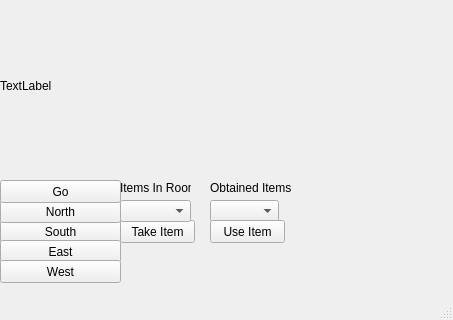
kevm123/MoynoonanQT, file mainwindow.ui: the form before one commit; both pictures show x 0 to 453 and y 167 to 487 of the 453 by 487 pixel window.
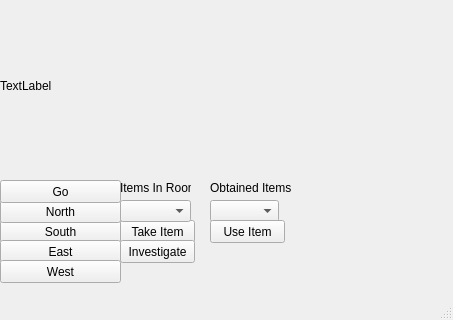
The form after the commit.

Diff of the .ui file:
```diff
--- a/mainwindow.ui
+++ b/mainwindow.ui
@@ -180,6 +180,19 @@
      <string>Go</string>
     </property>
    </widget>
+   <widget class="QPushButton" name="InvestigateButton">
+    <property name="geometry">
+     <rect>
+      <x>120</x>
+      <y>390</y>
+      <width>75</width>
+      <height>23</height>
+     </rect>
+    </property>
+    <property name="text">
+     <string>Investigate</string>
+    </property>
+   </widget>
   </widget>
   <widget class="QMenuBar" name="menuBar">
    <property name="geometry">
```
